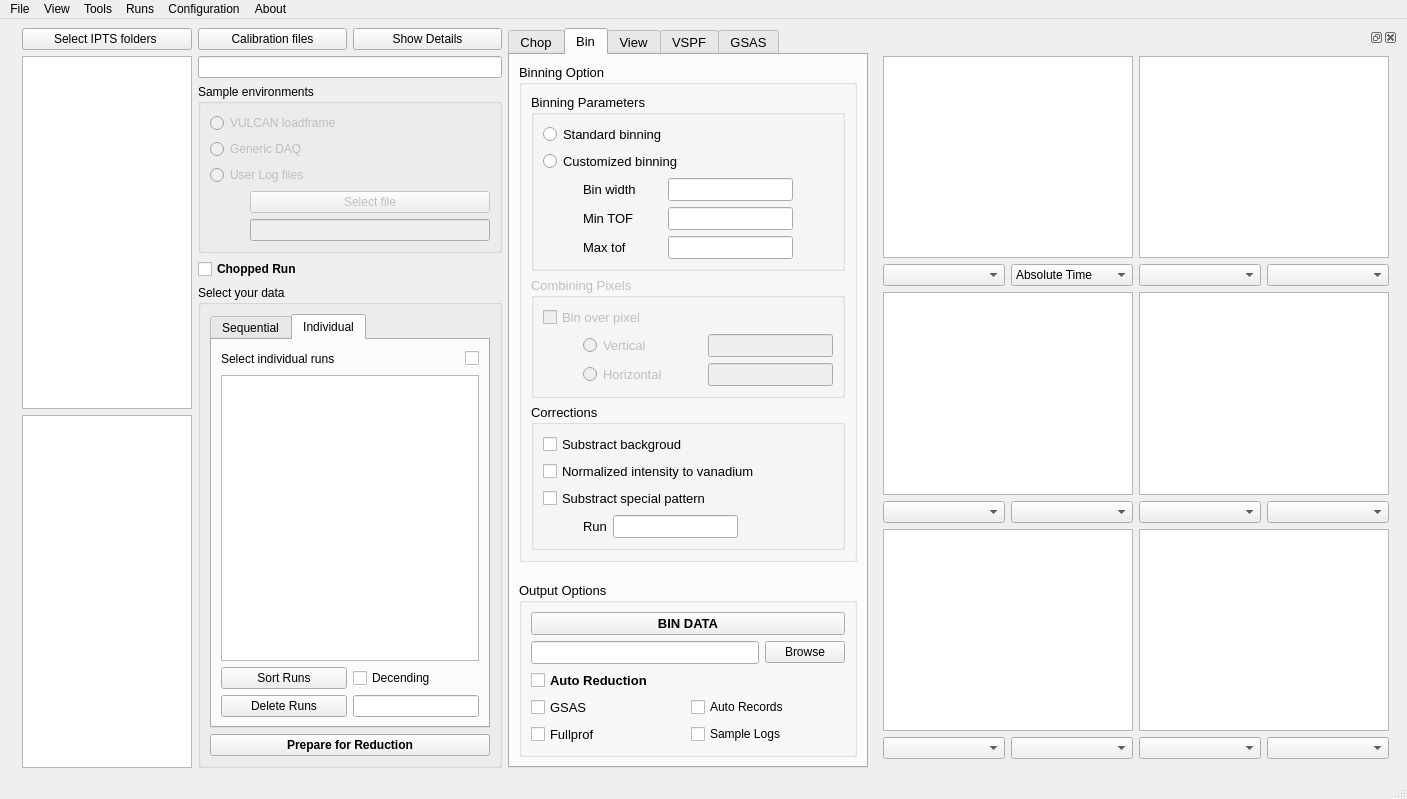
This is src/interface/gui/ui_VdrivePlot.ui in neutrons/PyVDrive as Qt 5 draws it before an edit. The edited form follows.
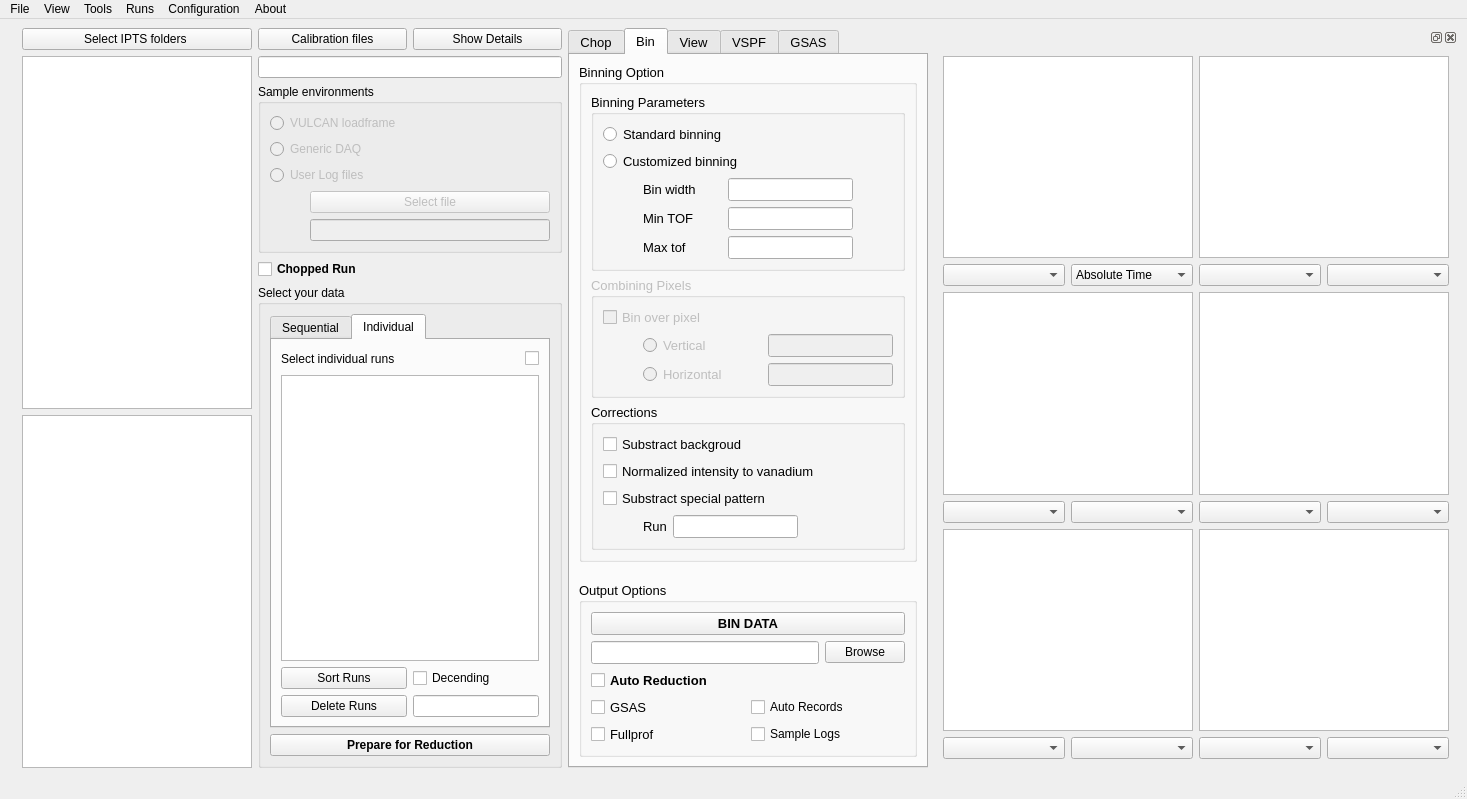
This is the edited form. Custom widgets are drawn as their Qt base class.

What changed in the file:
```diff
--- a/src/interface/gui/ui_VdrivePlot.ui
+++ b/src/interface/gui/ui_VdrivePlot.ui
@@ -6,7 +6,7 @@
    <rect>
     <x>0</x>
     <y>0</y>
-    <width>1407</width>
+    <width>1467</width>
     <height>799</height>
    </rect>
   </property>
@@ -2164,8 +2164,8 @@
     <rect>
      <x>0</x>
      <y>0</y>
-     <width>1407</width>
-     <height>25</height>
+     <width>1467</width>
+     <height>22</height>
     </rect>
    </property>
    <widget class="QMenu" name="menuFile">
```
Left out of the diff: 2 changed lines with no effect on the pictures.
